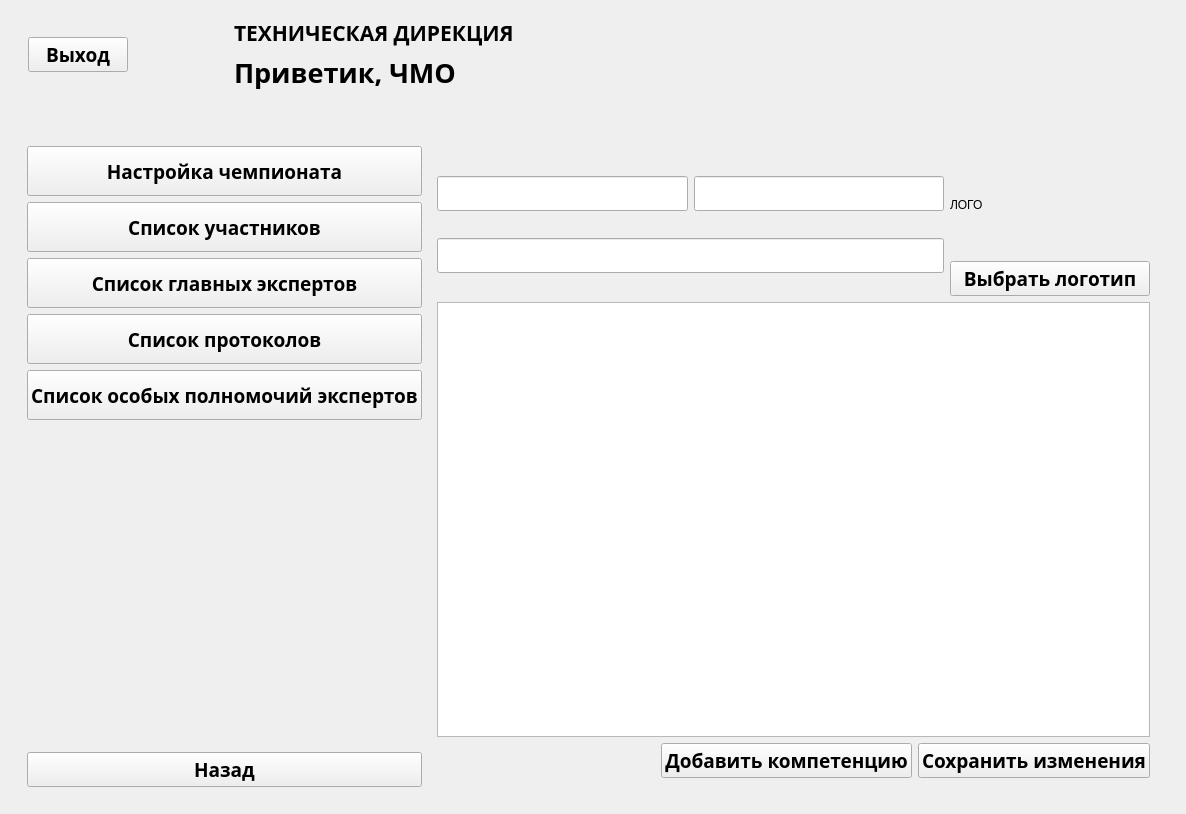
Qt form OrganizeForm.ui (faryek/KARELLO) before a commit.
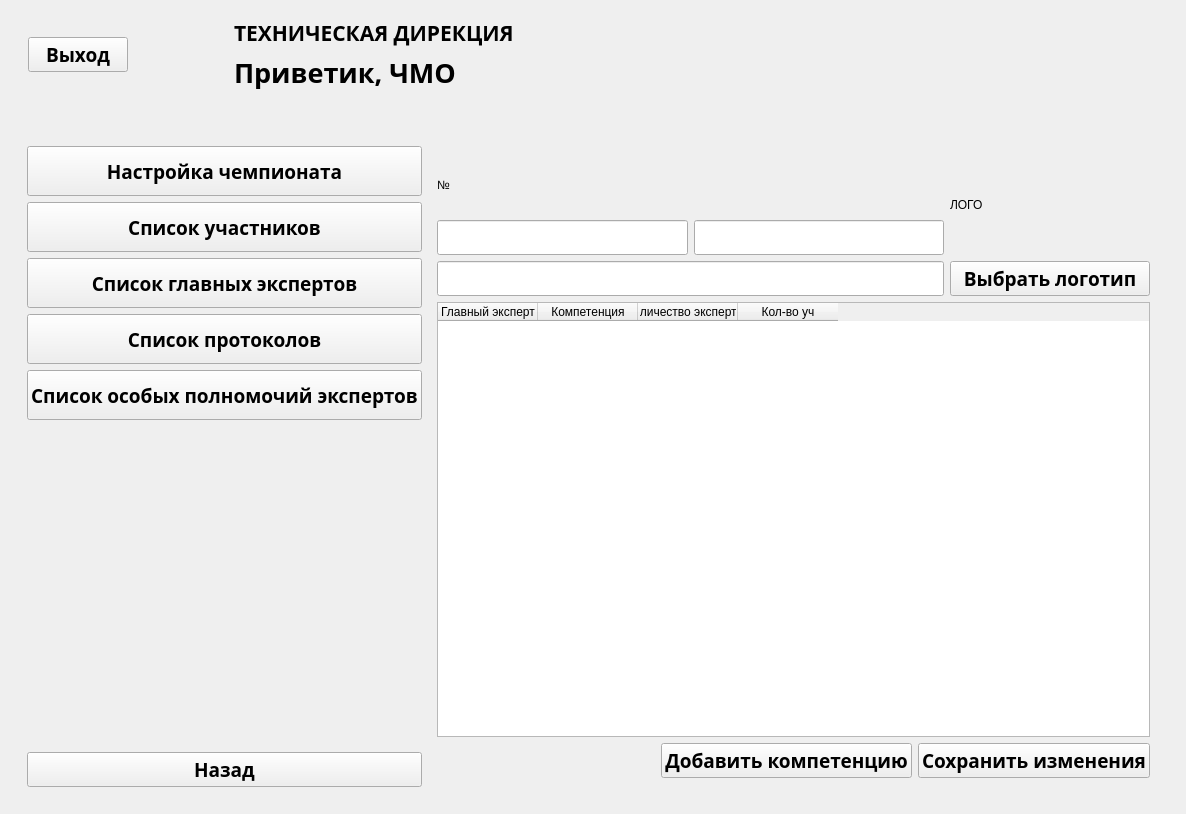
The same form after that commit. The open tabs and pages were chosen to show the change. Icons and pictures are not drawn.

Diff of the .ui file:
```diff
--- a/OrganizeForm.ui
+++ b/OrganizeForm.ui
@@ -659,6 +659,24 @@
                    <layout class="QHBoxLayout" name="horizontalLayout_10">
                     <item>
                      <layout class="QVBoxLayout" name="verticalLayout_10">
+                      <item>
+                       <layout class="QHBoxLayout" name="horizontalLayout_34">
+                        <item>
+                         <widget class="QLabel" name="label_2">
+                          <property name="text">
+                           <string>№</string>
+                          </property>
+                         </widget>
+                        </item>
+                        <item>
+                         <widget class="QLabel" name="Nomer">
+                          <property name="text">
+                           <string/>
+                          </property>
+                         </widget>
+                        </item>
+                       </layout>
+                      </item>
                       <item>
                        <layout class="QHBoxLayout" name="horizontalLayout_11">
                         <item>
@@ -754,7 +772,40 @@
                    </layout>
                   </item>
                   <item>
-                   <widget class="QTableWidget" name="competitionTable"/>
+                   <widget class="QTableWidget" name="competitionTable">
+                    <column>
+                     <property name="text">
+                      <string>Главный эксперт</string>
+                     </property>
+                     <property name="textAlignment">
+                      <set>AlignCenter</set>
+                     </property>
+                    </column>
+                    <column>
+                     <property name="text">
+                      <string>Компетенция</string>
+                     </property>
+                     <property name="textAlignment">
+                      <set>AlignCenter</set>
+                     </property>
+                    </column>
+                    <column>
+                     <property name="text">
+                      <string>Количество экспертов</string>
+                     </property>
+                     <property name="textAlignment">
+                      <set>AlignCenter</set>
+                     </property>
+                    </column>
+                    <column>
+                     <property name="text">
+                      <string>Кол-во уч</string>
+                     </property>
+                     <property name="textAlignment">
+                      <set>AlignCenter</set>
+                     </property>
+                    </column>
+                   </widget>
                   </item>
                   <item>
                    <layout class="QHBoxLayout" name="horizontalLayout_16">
```
Left out of the diff: 2 changed lines with no effect on the pictures.
